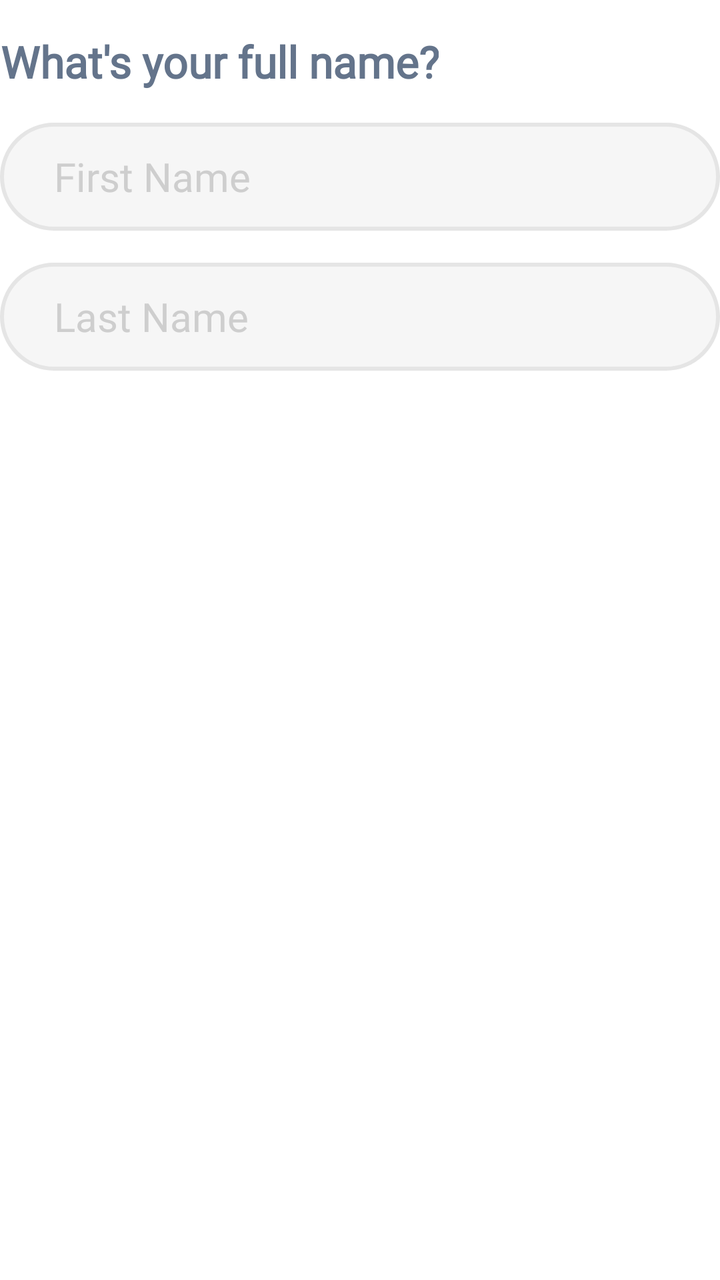
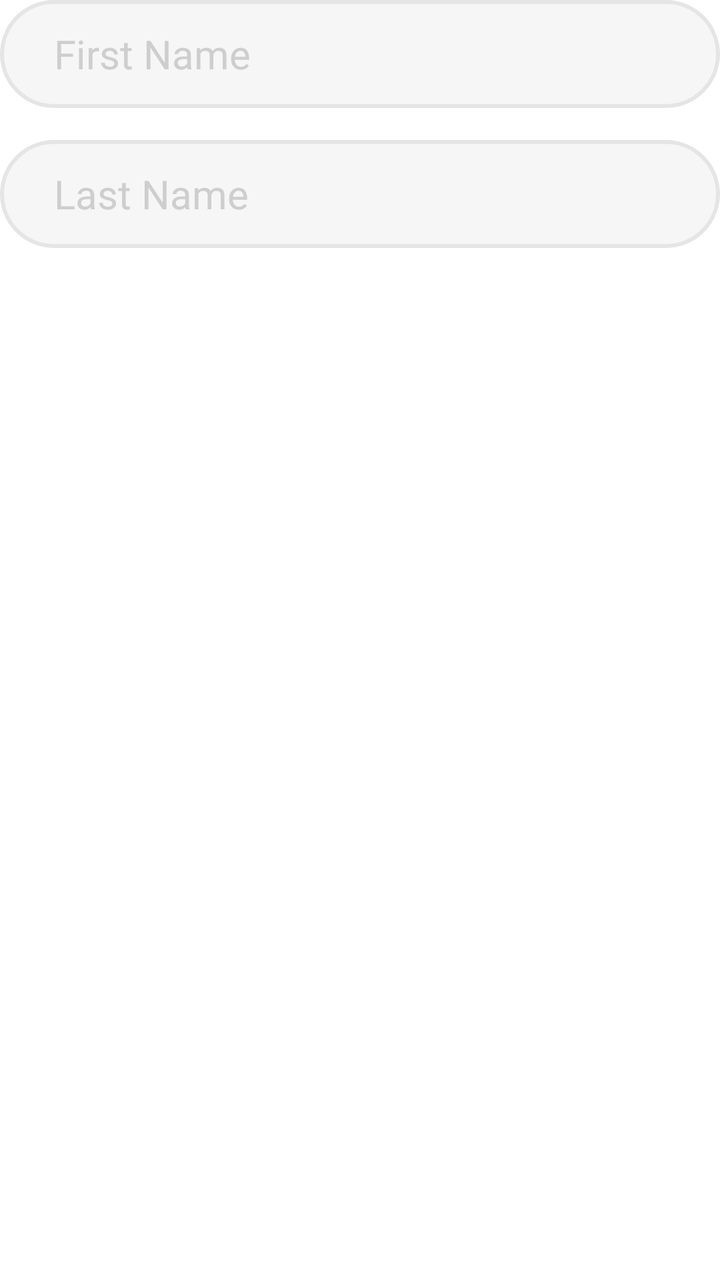

Before-and-after screenshots of an Android layout around one commit, followed by the original layout XML and the change that was made.
<!-- AndroidManifest.xml: application theme Theme.Tetragon -->
<!-- res/layout/fragment_full_name.xml -->
<?xml version="1.0" encoding="utf-8"?>
<androidx.constraintlayout.widget.ConstraintLayout xmlns:android="http://schemas.android.com/apk/res/android"
    xmlns:app="http://schemas.android.com/apk/res-auto"
    xmlns:tools="http://schemas.android.com/tools"
    android:layout_width="match_parent"
    android:layout_height="match_parent"
    android:background="@color/white"
    tools:context=".fragments.registrationFragments.FullNameFragment">

    
    <TextView
        android:id="@+id/textViewTitle"
        android:layout_width="wrap_content"
        android:layout_height="wrap_content"
        android:fontFamily="@font/inter_semibold"
        android:gravity="center"
        android:text="@string/what_s_your_full_name"
        android:layout_marginTop="16dp"
        android:textColor="@color/text_color"
        android:textSize="22sp"
        android:textStyle="bold"
        app:layout_constraintStart_toStartOf="parent"
        app:layout_constraintTop_toTopOf="parent" />

    
    <LinearLayout
        android:id="@+id/firstNameInputContainer"
        android:layout_width="match_parent"
        android:layout_height="wrap_content"
        android:background="@drawable/input_container"
        android:layout_marginTop="16dp"
        android:orientation="vertical"
        android:padding="2dp"
        app:layout_constraintTop_toBottomOf="@+id/textViewTitle">

        <EditText
            android:id="@+id/firstNameEditText"
            android:layout_width="match_parent"
            android:layout_height="50dp"
            android:autofillHints="emailAddress"
            android:background="@android:color/transparent"
            android:fontFamily="@font/inter_medium"
            android:hint="@string/first_name_text"
            android:inputType="none"
            android:paddingHorizontal="25dp"
            android:textColor="@color/text_color"
            android:textColorHint="@color/hint_color"
            android:textSize="20sp" />
    </LinearLayout>

    
    <LinearLayout
        android:id="@+id/lastNameInputContainer"
        android:layout_width="match_parent"
        android:layout_height="wrap_content"
        android:background="@drawable/input_container"
        android:orientation="vertical"
        android:layout_marginTop="16dp"
        android:padding="2dp"
        app:layout_constraintTop_toBottomOf="@+id/firstNameInputContainer">

        <EditText
            android:id="@+id/lastNameEditText"
            android:layout_width="match_parent"
            android:layout_height="50dp"
            android:autofillHints="emailAddress"
            android:background="@android:color/transparent"
            android:fontFamily="@font/inter_medium"
            android:hint="@string/last_name_text"
            android:inputType="none"
            android:paddingHorizontal="25dp"
            android:textColor="@color/text_color"
            android:textColorHint="@color/hint_color"
            android:textSize="20sp" />
    </LinearLayout>

</androidx.constraintlayout.widget.ConstraintLayout>
<!-- resources referenced by this layout -->
<resources>
  <color name="hint_color">#CECECE</color>
  <color name="text_color">#64748b</color>
  <color name="white">#FFFFFFFF</color>
  <!-- drawable input_container (drawable) -->
  <shape xmlns:android="http://schemas.android.com/apk/res/android"
      android:shape="rectangle">
      <solid android:color="#F6F6F6"/>
      <stroke android:width="2dp" android:color="#E5E5E5"/>
      <corners android:radius="1000dp"/>
  </shape>
  <string name="first_name_text">First Name</string>
  <string name="last_name_text">Last Name</string>
  <string name="what_s_your_full_name">What\'s your full name?</string>
  <style name="Theme.Tetragon" parent="Base.Theme.Tetragon" />
  <style name="Base.Theme.Tetragon" parent="Theme.Material3.DayNight.NoActionBar">
          <item name="android:statusBarColor">@color/white</item>
          <item name="android:navigationBarColor">@color/white</item>
          <item name="android:windowLightStatusBar">true</item>
  
          <item name="android:windowBackground">@color/white</item>
          <item name="android:colorBackground">@color/white</item>
  
          <item name="android:windowIsTranslucent">false</item>
      </style>
</resources>

<!-- the commit's change to res/layout/fragment_full_name.xml (unified diff, before → after) -->
@@ -8,30 +8,16 @@
     tools:context=".fragments.registrationFragments.FullNameFragment">
 
     
-    <TextView
-        android:id="@+id/textViewTitle"
-        android:layout_width="wrap_content"
-        android:layout_height="wrap_content"
-        android:fontFamily="@font/inter_semibold"
-        android:gravity="center"
-        android:text="@string/what_s_your_full_name"
-        android:layout_marginTop="16dp"
-        android:textColor="@color/text_color"
-        android:textSize="22sp"
-        android:textStyle="bold"
-        app:layout_constraintStart_toStartOf="parent"
-        app:layout_constraintTop_toTopOf="parent" />
-
-    
     <LinearLayout
         android:id="@+id/firstNameInputContainer"
         android:layout_width="match_parent"
         android:layout_height="wrap_content"
         android:background="@drawable/input_container"
-        android:layout_marginTop="16dp"
         android:orientation="vertical"
         android:padding="2dp"
-        app:layout_constraintTop_toBottomOf="@+id/textViewTitle">
+        app:layout_constraintEnd_toEndOf="parent"
+        app:layout_constraintStart_toStartOf="parent"
+        app:layout_constraintTop_toTopOf="parent">
 
         <EditText
             android:id="@+id/firstNameEditText"
@@ -53,10 +39,12 @@
         android:id="@+id/lastNameInputContainer"
         android:layout_width="match_parent"
         android:layout_height="wrap_content"
+        android:layout_marginTop="16dp"
         android:background="@drawable/input_container"
         android:orientation="vertical"
-        android:layout_marginTop="16dp"
         android:padding="2dp"
+        app:layout_constraintEnd_toEndOf="parent"
+        app:layout_constraintStart_toStartOf="parent"
         app:layout_constraintTop_toBottomOf="@+id/firstNameInputContainer">
 
         <EditText
<!-- resource entries referenced after the edit -->
@@ -12,7 +12,6 @@
   </shape>
   <string name="first_name_text">First Name</string>
   <string name="last_name_text">Last Name</string>
-  <string name="what_s_your_full_name">What\'s your full name?</string>
   <style name="Theme.Tetragon" parent="Base.Theme.Tetragon" />
   <style name="Base.Theme.Tetragon" parent="Theme.Material3.DayNight.NoActionBar">
           <item name="android:statusBarColor">@color/white</item>
